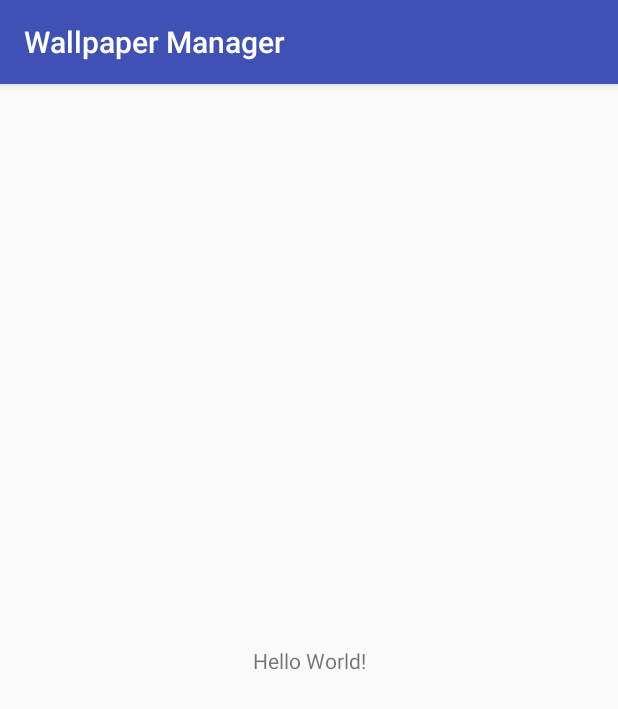
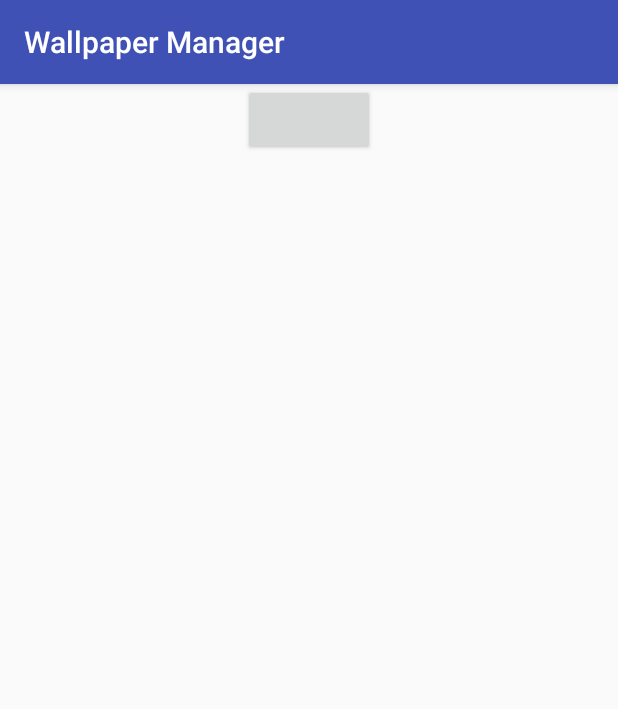
Before and after one commit to Kugra/WallpaperManager, an Android app: the screen it shows after launch (MainActivity), on a phone screen of 412 x 824 dp. Shown: the top 709 px of the screen. Run offline under Robolectric (Android 15) with nearby library versions, the phone set to English and light mode, and no system bars.

Commit message:
Minimum implementation for change wallpaper. Were developed functions to get resolution measure and resizeImage

```diff
--- a/app/src/main/java/com/kovalsikoski/johan/wallpapermanager/MainActivity.kt
+++ b/app/src/main/java/com/kovalsikoski/johan/wallpapermanager/MainActivity.kt
@@ -1,12 +1,59 @@
 package com.kovalsikoski.johan.wallpapermanager
 
+import android.app.WallpaperManager
+import android.content.Context
+import android.content.res.Resources
+import android.graphics.Bitmap
+import android.graphics.BitmapFactory
+import android.graphics.Point
+import android.os.Bundle
 import android.support.v7.app.AppCompatActivity
-import android.os.Bundle
+import android.view.WindowManager
+import java.io.IOException
+
 
 class MainActivity : AppCompatActivity() {
+
+    private var measureWidth: Int = 0
+    private var measureHeight: Int = 0
+
+    private lateinit var resizedImage: Bitmap
 
     override fun onCreate(savedInstanceState: Bundle?) {
         super.onCreate(savedInstanceState)
         setContentView(R.layout.activity_main)
+
+        getResolutionMeasure()
+
+        resizedImage = resizeImage(R.drawable.wallpaper1, measureWidth, measureHeight)
+
+
+        val wallpaperManager = WallpaperManager.getInstance(applicationContext)
+
+        wallpaperManager.clear() //Clear and set back default System's wallpaper
+
+        try {
+            wallpaperManager.setBitmap(resizedImage)
+        } catch (e: IOException){
+            e.message
+        }
+
     }
+
+    private fun getResolutionMeasure() {
+        val size = Point()
+        val windowManager = getSystemService(Context.WINDOW_SERVICE) as WindowManager
+        windowManager.defaultDisplay.getRealSize(size)
+
+        measureWidth = size.x
+        measureHeight = size.y
+    }
+
+    private fun resizeImage(imageResourcePath: Int, reqWidth: Int, reqHeight: Int): Bitmap {
+
+        val drawableToBitmap = BitmapFactory.decodeResource(resources, imageResourcePath)
+
+        return Bitmap.createScaledBitmap(drawableToBitmap, reqWidth, reqHeight, true)
+    }
+
 }
--- a/app/src/main/res/layout/activity_main.xml
+++ b/app/src/main/res/layout/activity_main.xml
@@ -7,13 +7,12 @@
     android:layout_height="match_parent"
     tools:context=".MainActivity">
 
-    <TextView
+    <Button
+        android:id="@+id/setWallpaperButton"
         android:layout_width="wrap_content"
         android:layout_height="wrap_content"
-        android:text="Hello World!"
-        app:layout_constraintBottom_toBottomOf="parent"
-        app:layout_constraintLeft_toLeftOf="parent"
-        app:layout_constraintRight_toRightOf="parent"
-        app:layout_constraintTop_toTopOf="parent" />
+        app:layout_constraintTop_toTopOf="parent"
+        app:layout_constraintStart_toStartOf="parent"
+        app:layout_constraintEnd_toEndOf="parent"/>
 
 </android.support.constraint.ConstraintLayout>
```
Also changed, not shown: app/src/main/res/drawable/wallpaper1.jpg (added).
